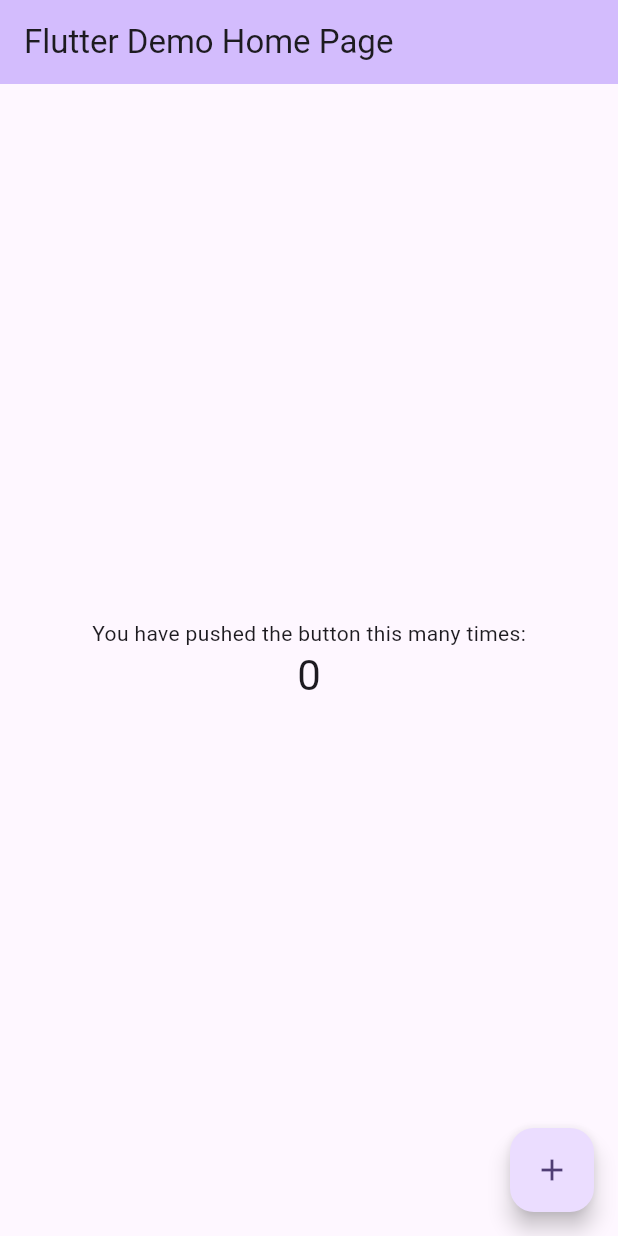
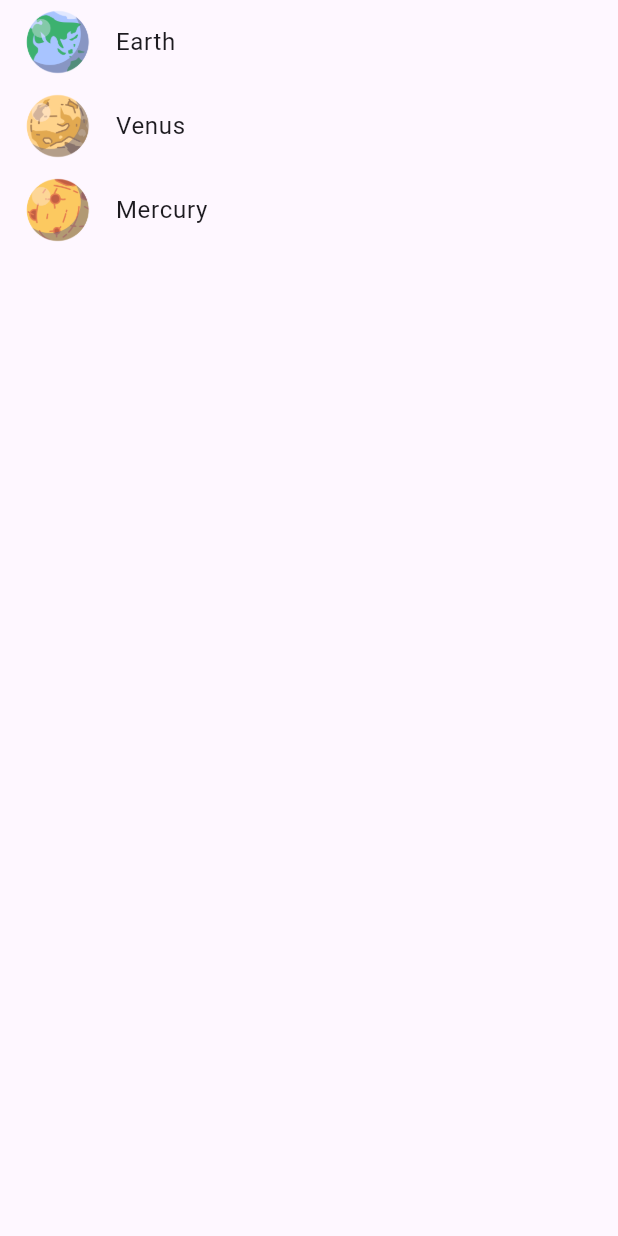
Before and after one commit to k0alita/solar-system-app, a Flutter app: the screen it shows after launch, on a phone screen of 412 x 824 dp. Run offline on Flutter 3.47's test engine with Material 3 defaults, Android fonts, the phone set to English and light mode, and no system bars.

Commit message:
Sprint 1: ListView con los 3 planetas

```diff
--- a/lib/main.dart
+++ b/lib/main.dart
@@ -1,4 +1,5 @@
 import 'package:flutter/material.dart';
+import 'package:solarsystemapp/screens/solar_screen.dart';
 
 void main() {
   runApp(const MyApp());
@@ -7,116 +8,11 @@ void main() {
 class MyApp extends StatelessWidget {
   const MyApp({super.key});
 
-  // This widget is the root of your application.
   @override
   Widget build(BuildContext context) {
-    return MaterialApp(
-      title: 'Flutter Demo',
-      theme: ThemeData(
-        // This is the theme of your application.
-        //
-        // TRY THIS: Try running your application with "flutter run". You'll see
-        // the application has a purple toolbar. Then, without quitting the app,
-        // try changing the seedColor in the colorScheme below to Colors.green
-        // and then invoke "hot reload" (save your changes or press the "hot
-        // reload" button in a Flutter-supported IDE, or press "r" if you used
-        // the command line to start the app).
-        //
-        // Notice that the counter didn't reset back to zero; the application
-        // state is not lost during the reload. To reset the state, use hot
-        // restart instead.
-        //
-        // This works for code too, not just values: Most code changes can be
-        // tested with just a hot reload.
-        colorScheme: .fromSeed(seedColor: Colors.deepPurple),
-      ),
-      home: const MyHomePage(title: 'Flutter Demo Home Page'),
+    return const MaterialApp(
+      debugShowCheckedModeBanner: false,
+      home: SolarScreen(),
     );
   }
 }
-
-class MyHomePage extends StatefulWidget {
-  const MyHomePage({super.key, required this.title});
-
-  // This widget is the home page of your application. It is stateful, meaning
-  // that it has a State object (defined below) that contains fields that affect
-  // how it looks.
-
-  // This class is the configuration for the state. It holds the values (in this
-  // case the title) provided by the parent (in this case the App widget) and
-  // used by the build method of the State. Fields in a Widget subclass are
-  // always marked "final".
-
-  final String title;
-
-  @override
-  State<MyHomePage> createState() => _MyHomePageState();
-}
-
-class _MyHomePageState extends State<MyHomePage> {
-  int _counter = 0;
-
-  void _incrementCounter() {
-    setState(() {
-      // This call to setState tells the Flutter framework that something has
-      // changed in this State, which causes it to rerun the build method below
-      // so that the display can reflect the updated values. If we changed
-      // _counter without calling setState(), then the build method would not be
-      // called again, and so nothing would appear to happen.
-      _counter++;
-    });
-  }
-
-  @override
-  Widget build(BuildContext context) {
-    // This method is rerun every time setState is called, for instance as done
-    // by the _incrementCounter method above.
-    //
-    // The Flutter framework has been optimized to make rerunning build methods
-    // fast, so that you can just rebuild anything that needs updating rather
-    // than having to individually change instances of widgets.
-    return Scaffold(
-      appBar: AppBar(
-        // TRY THIS: Try changing the color here to a specific color (to
-        // Colors.amber, perhaps?) and trigger a hot reload to see the AppBar
-        // change color while the other colors stay the same.
-        backgroundColor: Theme.of(context).colorScheme.inversePrimary,
-        // Here we take the value from the MyHomePage object that was created by
-        // the App.build method, and use it to set our appbar title.
-        title: Text(widget.title),
-      ),
-      body: Center(
-        // Center is a layout widget. It takes a single child and positions it
-        // in the middle of the parent.
-        child: Column(
-          // Column is also a layout widget. It takes a list of children and
-          // arranges them vertically. By default, it sizes itself to fit its
-          // children horizontally, and tries to be as tall as its parent.
-          //
-          // Column has various properties to control how it sizes itself and
-          // how it positions its children. Here we use mainAxisAlignment to
-          // center the children vertically; the main axis here is the vertical
-          // axis because Columns are vertical (the cross axis would be
-          // horizontal).
-          //
-          // TRY THIS: Invoke "debug painting" (choose the "Toggle Debug Paint"
-          // action in the IDE, or press "p" in the console), to see the
-          // wireframe for each widget.
-          mainAxisAlignment: .center,
-          children: [
-            const Text('You have pushed the button this many times:'),
-            Text(
-              '$_counter',
-              style: Theme.of(context).textTheme.headlineMedium,
-            ),
-          ],
-        ),
-      ),
-      floatingActionButton: FloatingActionButton(
-        onPressed: _incrementCounter,
-        tooltip: 'Increment',
-        child: const Icon(Icons.add),
-      ),
-    );
-  }
-}
--- /dev/null
+++ b/lib/screens/solar_screen.dart
@@ -0,0 +1,34 @@
+import 'package:flutter/material.dart';
+
+class SolarScreen extends StatefulWidget {
+  const SolarScreen({super.key});
+
+  @override
+  State<SolarScreen> createState() => _SolarScreenState();
+}
+
+class _SolarScreenState extends State<SolarScreen> {
+  Widget crearTile(String imagen, String texto) {
+    return ListTile(
+      leading: Image.asset(
+        imagen,
+        width: 45,
+        height: 45,
+      ),
+      title: Text(texto),
+    );
+  }
+
+  @override
+  Widget build(BuildContext context) {
+    return Scaffold(
+      body: ListView(
+        children: [
+          crearTile("assets/images/earth.png", "Earth"),
+          crearTile("assets/images/venus.png", "Venus"),
+          crearTile("assets/images/mercury.png", "Mercury"),
+        ],
+      ),
+    );
+  }
+}
```
Also changed, not shown: pubspec.yaml (+12 -12 lines).
